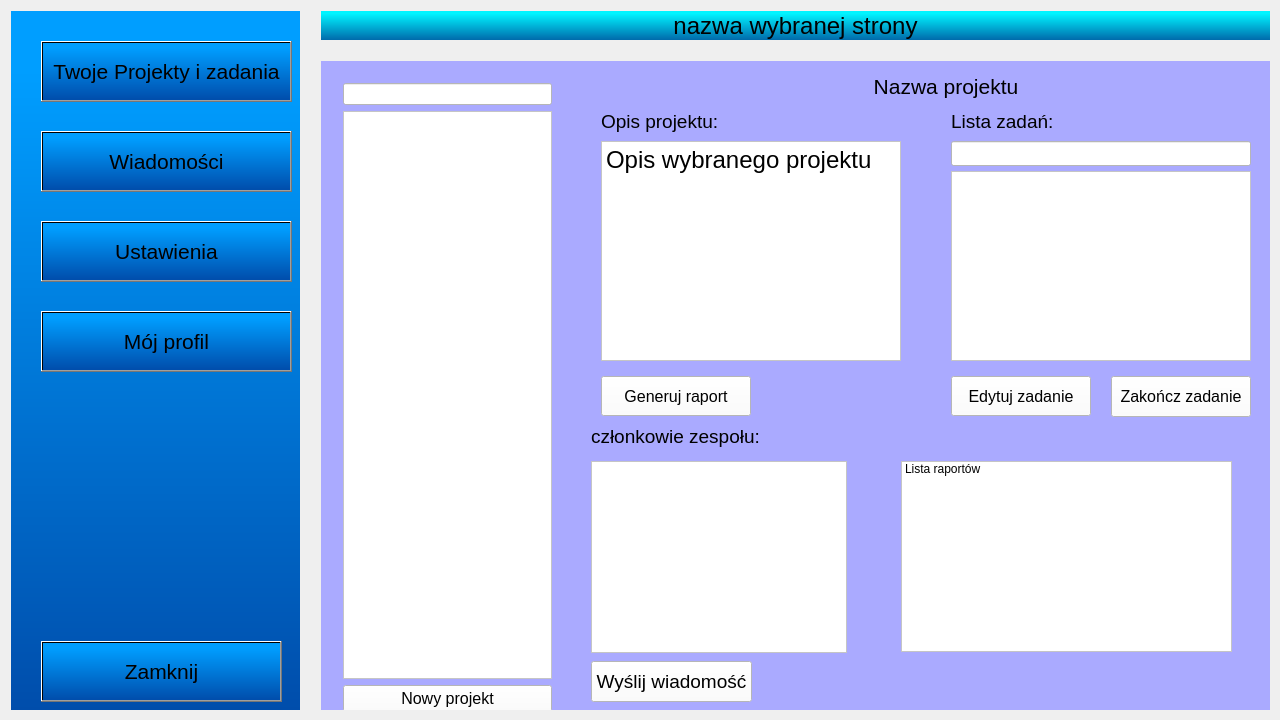
This is project_managment/project_managment/project_managment.ui in Sleyn2/IO_projectmanagement as Qt 5 draws it before an edit. The edited form follows.
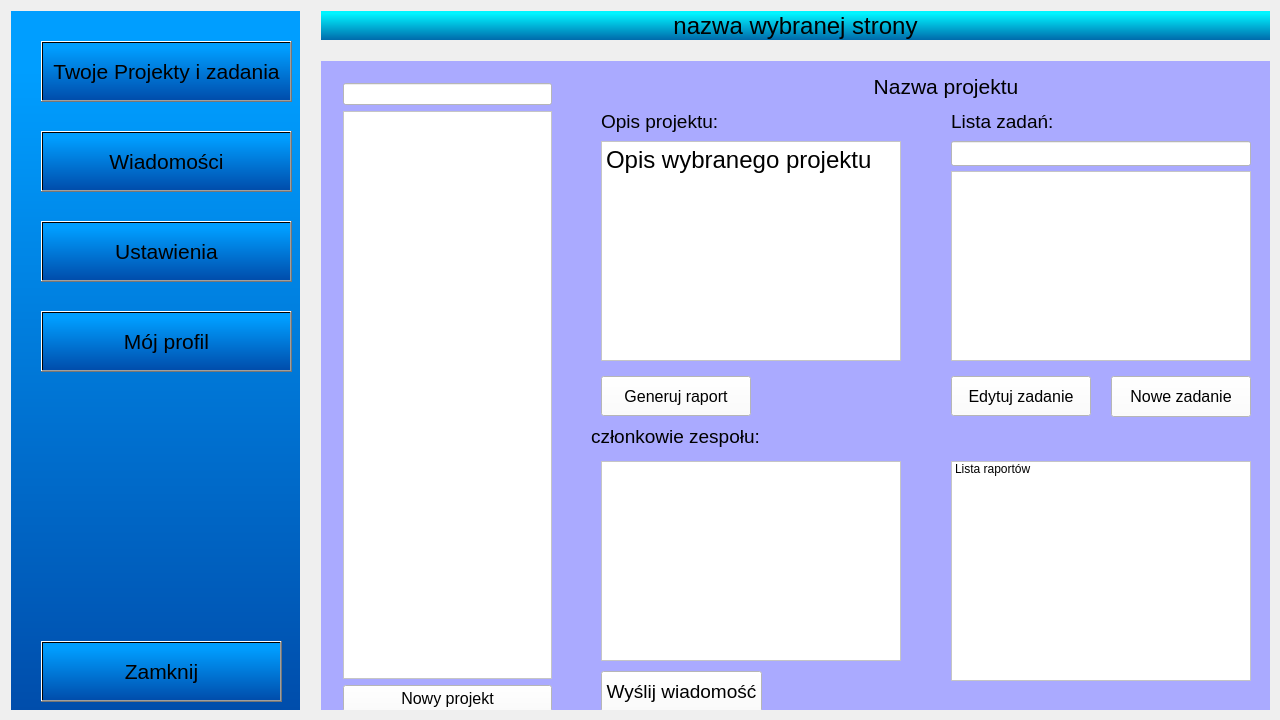
This is the edited form. The open tabs and pages were chosen to show the change.

```diff
--- a/project_managment/project_managment/project_managment.ui
+++ b/project_managment/project_managment/project_managment.ui
@@ -441,10 +441,10 @@
          <widget class="QListWidget" name="listWidget_2">
           <property name="geometry">
            <rect>
-            <x>20</x>
+            <x>30</x>
             <y>400</y>
-            <width>256</width>
-            <height>192</height>
+            <width>300</width>
+            <height>200</height>
            </rect>
           </property>
           <property name="styleSheet">
@@ -499,8 +499,8 @@
          <widget class="QPushButton" name="pushButton_9">
           <property name="geometry">
            <rect>
-            <x>20</x>
-            <y>600</y>
+            <x>30</x>
+            <y>610</y>
             <width>161</width>
             <height>41</height>
            </rect>
@@ -580,16 +580,16 @@
            <string notr="true">background-color: rgb(255, 255, 255);</string>
           </property>
           <property name="text">
-           <string>Zakończ zadanie</string>
+           <string>Nowe zadanie</string>
           </property>
          </widget>
          <widget class="QListWidget" name="listWidget_3">
           <property name="geometry">
            <rect>
-            <x>330</x>
+            <x>380</x>
             <y>400</y>
-            <width>331</width>
-            <height>191</height>
+            <width>300</width>
+            <height>220</height>
            </rect>
           </property>
           <property name="styleSheet">
```
Left out of the diff: 2 changed lines with no effect on the pictures.
